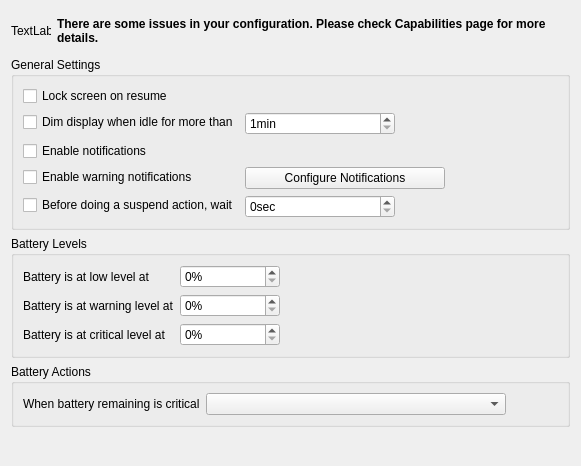
Before: the Qt Designer form kcmodule/generalPage.ui in KDE/powerdevil, drawn with Qt 5.
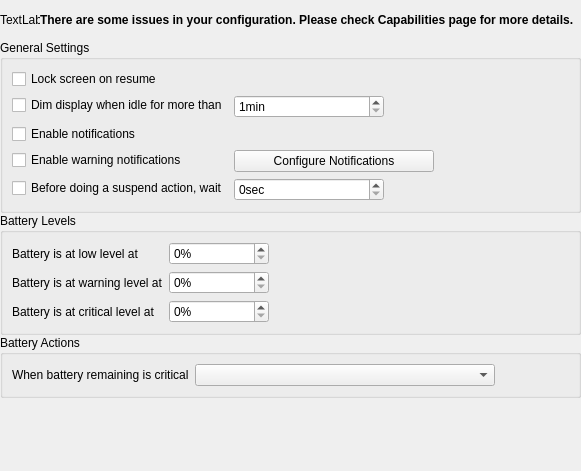
After: the same form once the commit is applied. Custom widgets are drawn as their Qt base class.

Commit message: unecessary margins removed

Diff of the .ui file:
```diff
--- a/kcmodule/generalPage.ui
+++ b/kcmodule/generalPage.ui
@@ -6,13 +6,19 @@
     <x>0</x>
     <y>0</y>
     <width>581</width>
-    <height>466</height>
+    <height>471</height>
    </rect>
   </property>
   <property name="windowTitle" >
    <string/>
   </property>
   <layout class="QVBoxLayout" name="verticalLayout" >
+   <property name="spacing" >
+    <number>0</number>
+   </property>
+   <property name="margin" >
+    <number>0</number>
+   </property>
    <item>
     <layout class="QHBoxLayout" name="horizontalLayout" >
      <item>
```
The commit also changes 4 other files.
